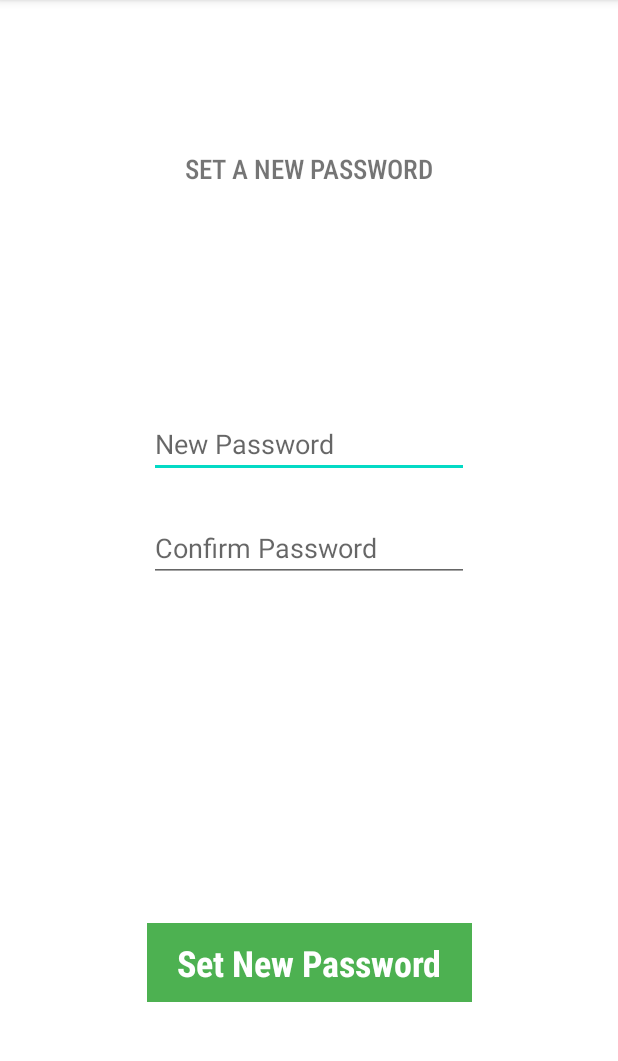
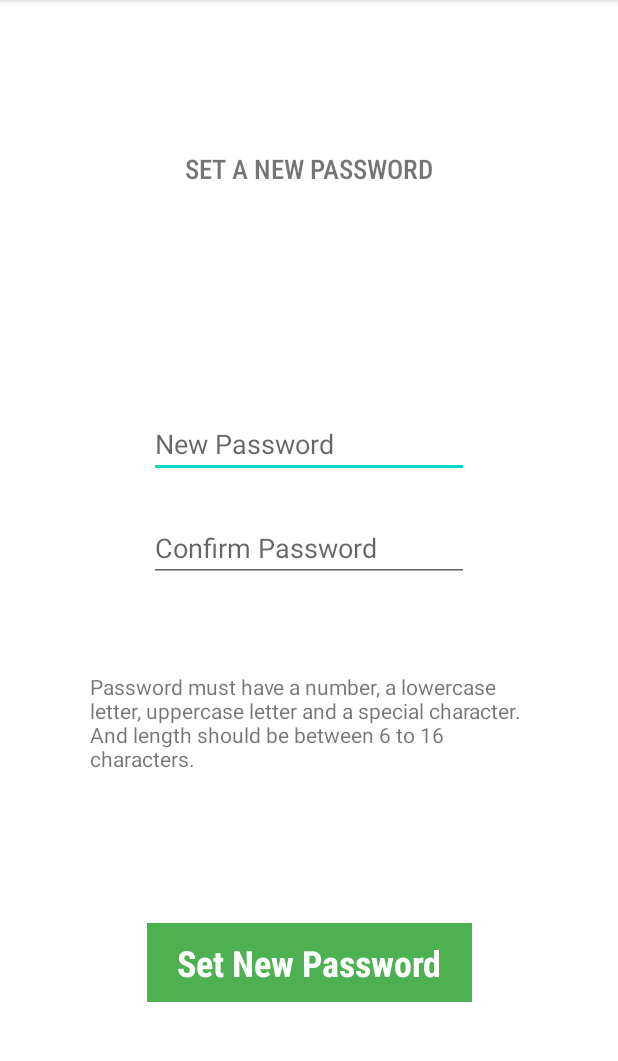
Before and after one commit to ChrishanJay/ALSET-Lecturer, an Android app: the UpdatePasswordActivity screen opened directly, with no data from a screen before it, on a phone screen of 412 x 824 dp, the part 84-1145 px from its top. Run offline under Robolectric (Android 15) with nearby library versions, the phone set to English and light mode, and no system bars.

Commit message:
Fixed Update Password Issues

```diff
--- a/app/src/main/res/layout/activity_update_password.xml
+++ b/app/src/main/res/layout/activity_update_password.xml
@@ -66,4 +66,17 @@
         app:layout_constraintEnd_toEndOf="parent"
         app:layout_constraintStart_toStartOf="parent" />
 
+    <TextView
+        android:id="@+id/textView3"
+        android:layout_width="0dp"
+        android:layout_height="wrap_content"
+        android:layout_marginStart="60dp"
+        android:layout_marginEnd="60dp"
+        android:layout_marginTop="60dp"
+        android:gravity="fill"
+        android:text="@string/password_policy"
+        app:layout_constraintEnd_toEndOf="parent"
+        app:layout_constraintStart_toStartOf="parent"
+        app:layout_constraintTop_toBottomOf="@+id/etConfirmPassword" />
+
 </androidx.constraintlayout.widget.ConstraintLayout>
--- a/app/src/main/res/values/strings.xml
+++ b/app/src/main/res/values/strings.xml
@@ -18,4 +18,5 @@
     <string name="new_password">New Password</string>
     <string name="set_password">Set New Password</string>
     <string name="set_a_new_password">Set a new Password</string>
+    <string name="password_policy">Password must have a number, a lowercase letter, uppercase letter and a special character. And length should be between 6 to 16 characters.</string>
 </resources>
```
Also changed, not shown: app/src/main/java/com/alset/lecturer/UpdatePasswordActivity.java (+7 -6 lines), app/src/main/java/com/alset/lecturer/api/PasswordChangeResponse.java (added, +41 -0 lines).
